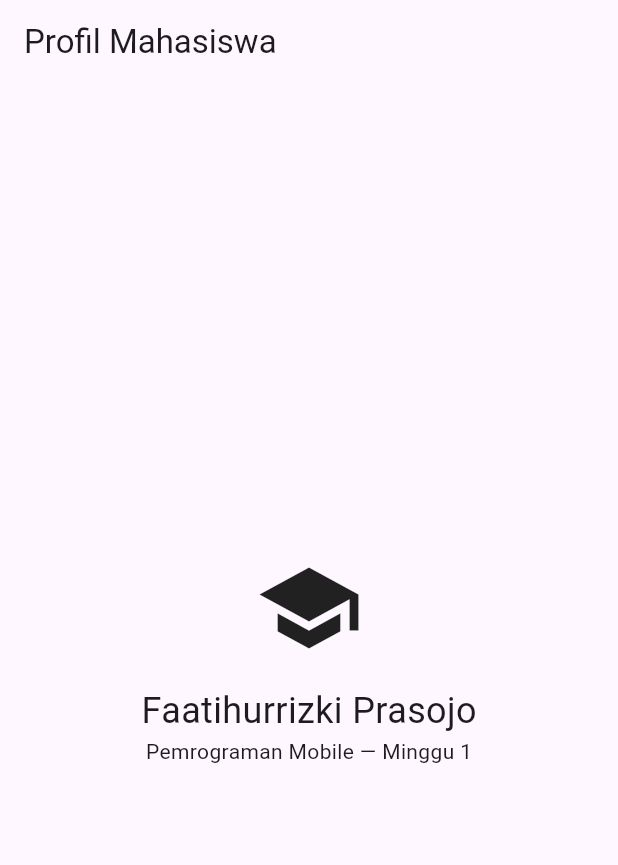
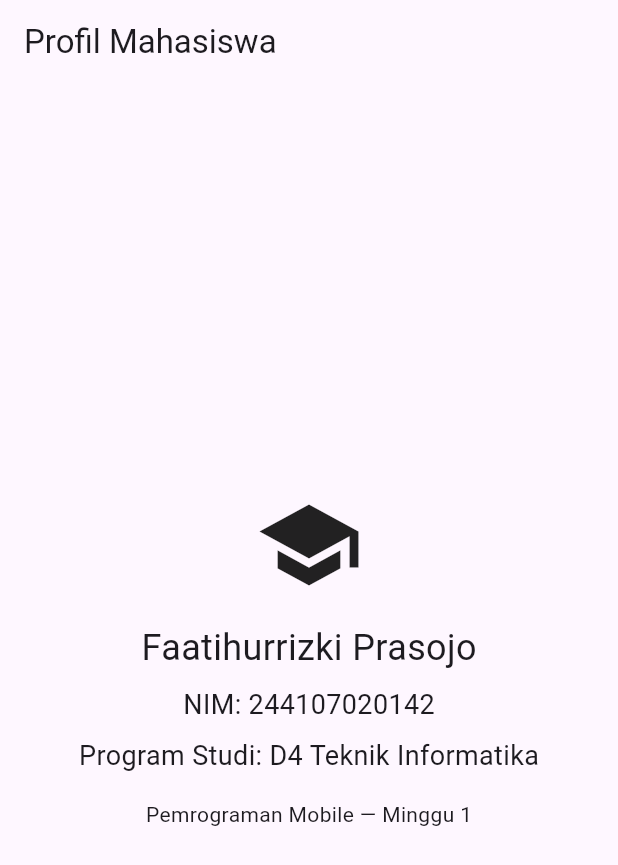
Before and after one commit to faat-prasojo/244107020142_mobile_course, a Flutter app: the screen it shows after launch, on a phone screen of 412 x 824 dp. Shown: the top 865 px of the screen. Run offline on Flutter 3.47's test engine with Material 3 defaults, Android fonts, the light colour scheme and no system bars.

Commit message:
feat: create week 1 Flutter profile app

```diff
--- a/01-week-1-mobile-development-ecosystem-flutter-refresh/lib/main.dart
+++ b/01-week-1-mobile-development-ecosystem-flutter-refresh/lib/main.dart
@@ -15,6 +15,11 @@ class MyApp extends StatelessWidget {
             Icon(Icons.school, size: 72),
             SizedBox(height: 16),
             Text('Faatihurrizki Prasojo', style: TextStyle(fontSize: 24)),
+            SizedBox(height: 8,),
+            Text('NIM: 244107020142', style: TextStyle(fontSize: 18)),
+            SizedBox(height: 8,),
+            Text('Program Studi: D4 Teknik Informatika', style: TextStyle(fontSize: 18)),
+            SizedBox(height: 16),
             Text('Pemrograman Mobile — Minggu 1'),
           ]),
         ),
```
Also changed, not shown: 01-week-1-mobile-development-ecosystem-flutter-refresh/flutter_01.png (added), 01-week-1-mobile-development-ecosystem-flutter-refresh/flutter_02.png (added), 3 other files.
